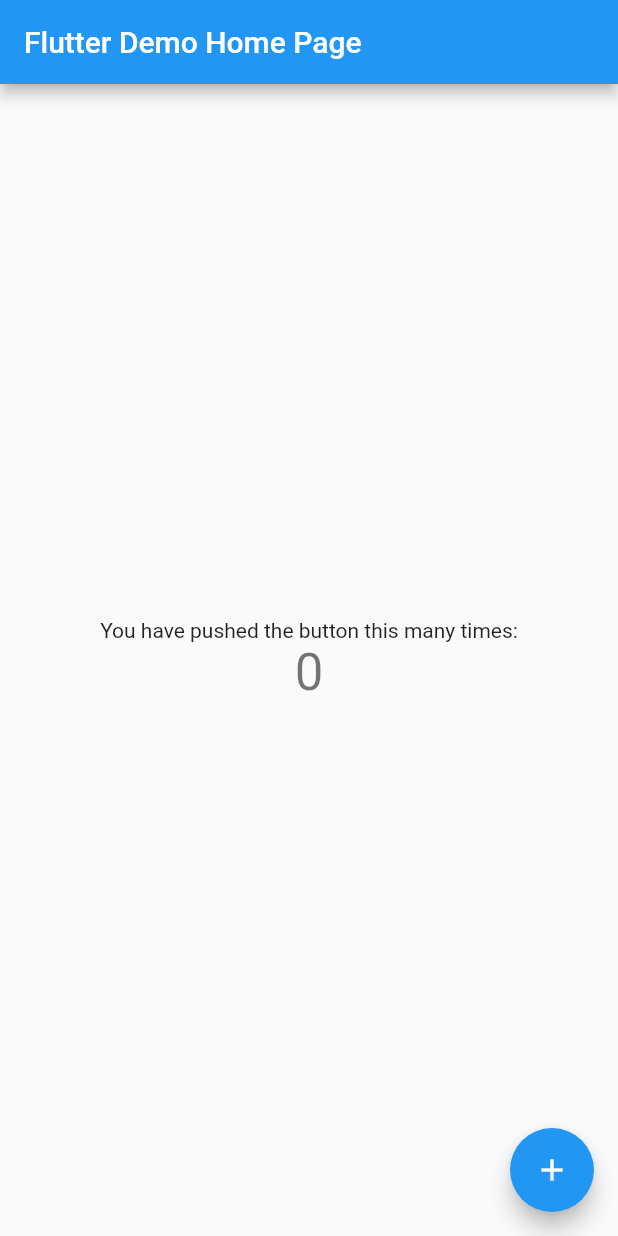
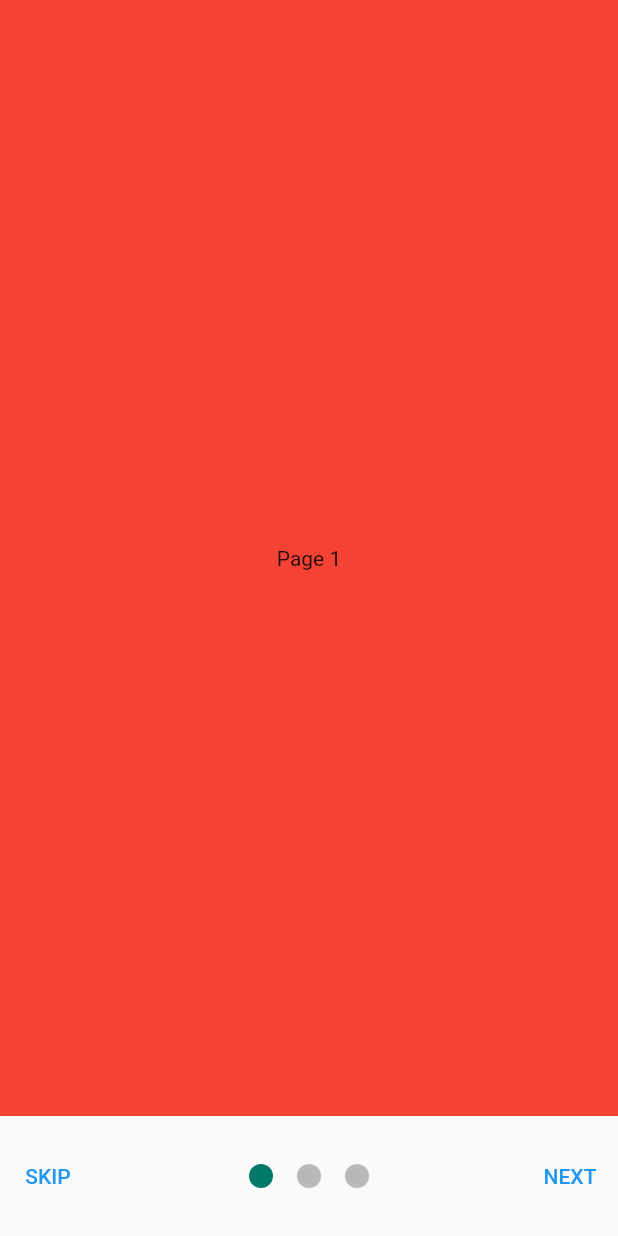
Before and after one commit to reynaldy23/CConnect, a Flutter app: the screen it shows after launch, on a phone screen of 412 x 824 dp. Run offline on Flutter 3.47's test engine with Material 2 defaults, Android fonts, the phone set to English and light mode, and no system bars; drawn by our look-alikes of smooth_page_indicator.

Commit message:
onboarding base

```diff
--- a/lib/main.dart
+++ b/lib/main.dart
@@ -1,4 +1,5 @@
 import 'package:flutter/material.dart';
+import 'package:smooth_page_indicator/smooth_page_indicator.dart';
 
 void main() {
   runApp(const MyApp());
@@ -14,53 +15,79 @@ class MyApp extends StatelessWidget {
       theme: ThemeData(
         primarySwatch: Colors.blue,
       ),
-      home: const MyHomePage(title: 'Flutter Demo Home Page'),
+      home: const MyHomePage(),
     );
   }
 }
 
 class MyHomePage extends StatefulWidget {
-  const MyHomePage({Key? key, required this.title}) : super(key: key);
-  final String title;
+  const MyHomePage({Key? key}) : super(key: key);
+
 
   @override
   State<MyHomePage> createState() => _MyHomePageState();
 }
 
 class _MyHomePageState extends State<MyHomePage> {
-  int _counter = 0;
+  final controller = PageController();
 
-  void _incrementCounter() {
-    setState(() {
-      _counter++;
-    });
+  @override
+  void dispose(){
+    controller.dispose();
+
+    super.dispose();
   }
 
   @override
   Widget build(BuildContext context) {
     return Scaffold(
-      appBar: AppBar(
-        title: Text(widget.title),
-      ),
-      body: Center(
-        child: Column(
-          mainAxisAlignment: MainAxisAlignment.center,
-          children: <Widget>[
-            const Text(
-              'You have pushed the button this many times:',
+      body: Container(
+        padding: const EdgeInsets.only(bottom: 80),
+        child: PageView(
+          controller: controller,
+          // scrollDirection: Axis.vertical,
+          children: [
+            Container(
+              color: Colors.red,
+              child: const Center(child: Text('Page 1')),
             ),
-            Text(
-              '$_counter',
-              style: Theme.of(context).textTheme.headline4,
+            Container(
+              color: Colors.indigo,
+              child: const Center(child: Text('Page 2')),
             ),
+            Container(
+              color: Colors.green,
+              child: const Center(child: Text('Page 3')),
+            ),
+
           ],
         ),
       ),
-      floatingActionButton: FloatingActionButton(
-        onPressed: _incrementCounter,
-        tooltip: 'Increment',
-        child: const Icon(Icons.add),
-      ), // This trailing comma makes auto-formatting nicer for build methods.
+      bottomSheet: Container(
+        padding: const EdgeInsets.symmetric(horizontal: 0),
+        height: 80,
+        child: Row(
+          mainAxisAlignment: MainAxisAlignment.spaceBetween,
+          children: [
+            TextButton(onPressed: (){controller.jumpToPage(2);}, child: const Text('SKIP')),
+            Center(child: SmoothPageIndicator(
+              controller: controller,
+                count: 3,
+              effect: WormEffect(
+                spacing: 16,
+                dotColor: Colors.black26,
+                activeDotColor: Colors.teal.shade700,
+              ),
+              onDotClicked: (index) => controller.animateToPage(
+                index,
+                duration: const Duration(milliseconds: 200),
+                curve: Curves.easeIn,
+              ),
+            )),
+            TextButton(onPressed: (){controller.nextPage(duration: const Duration(milliseconds: 200), curve: Curves.easeInOut);}, child: const Text('NEXT'))
+          ],
+        ),
+      ),
     );
   }
 }
```
Also changed, not shown: pubspec.yaml (+6 -49 lines), pubspec.lock.
